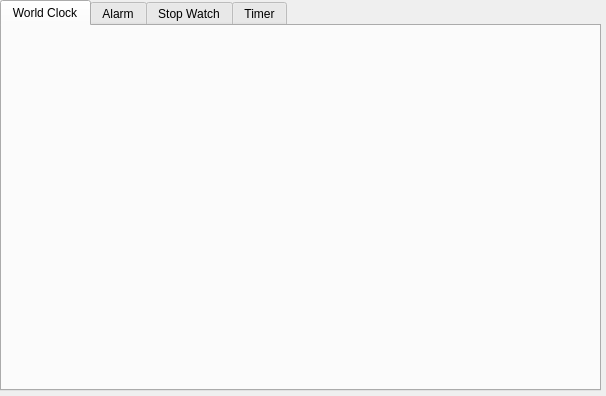
Qt form Assignment-25/main_window.ui (DanialNavari/Python) before a commit.
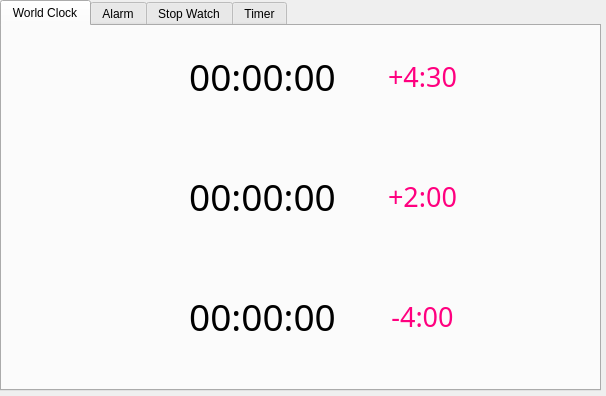
The same form after that commit. The open tabs and pages were chosen to show the change. Icons and pictures are not drawn.

Patch:
```diff
--- a/Assignment-25/main_window.ui
+++ b/Assignment-25/main_window.ui
@@ -42,6 +42,195 @@
      <attribute name="title">
       <string>World Clock</string>
      </attribute>
+     <widget class="QLabel" name="label">
+      <property name="geometry">
+       <rect>
+        <x>30</x>
+        <y>10</y>
+        <width>131</width>
+        <height>91</height>
+       </rect>
+      </property>
+      <property name="styleSheet">
+       <string notr="true">image: url(:/flag/image/ir.png);</string>
+      </property>
+      <property name="text">
+       <string/>
+      </property>
+     </widget>
+     <widget class="QLabel" name="label_2">
+      <property name="geometry">
+       <rect>
+        <x>30</x>
+        <y>130</y>
+        <width>131</width>
+        <height>91</height>
+       </rect>
+      </property>
+      <property name="styleSheet">
+       <string notr="true">image: url(:/flag/image/de.png);</string>
+      </property>
+      <property name="text">
+       <string/>
+      </property>
+     </widget>
+     <widget class="QLabel" name="label_3">
+      <property name="geometry">
+       <rect>
+        <x>30</x>
+        <y>250</y>
+        <width>131</width>
+        <height>91</height>
+       </rect>
+      </property>
+      <property name="styleSheet">
+       <string notr="true">image: url(:/flag/image/usa.png);</string>
+      </property>
+      <property name="text">
+       <string/>
+      </property>
+     </widget>
+     <widget class="QLabel" name="ir_time">
+      <property name="geometry">
+       <rect>
+        <x>180</x>
+        <y>30</y>
+        <width>161</width>
+        <height>41</height>
+       </rect>
+      </property>
+      <property name="font">
+       <font>
+        <family>Seven Segment</family>
+        <pointsize>28</pointsize>
+       </font>
+      </property>
+      <property name="text">
+       <string>00:00:00</string>
+      </property>
+      <property name="alignment">
+       <set>Qt::AlignCenter</set>
+      </property>
+     </widget>
+     <widget class="QLabel" name="usa_time">
+      <property name="geometry">
+       <rect>
+        <x>180</x>
+        <y>150</y>
+        <width>161</width>
+        <height>41</height>
+       </rect>
+      </property>
+      <property name="font">
+       <font>
+        <family>Seven Segment</family>
+        <pointsize>28</pointsize>
+       </font>
+      </property>
+      <property name="text">
+       <string>00:00:00</string>
+      </property>
+      <property name="alignment">
+       <set>Qt::AlignCenter</set>
+      </property>
+     </widget>
+     <widget class="QLabel" name="de_time">
+      <property name="geometry">
+       <rect>
+        <x>180</x>
+        <y>270</y>
+        <width>161</width>
+        <height>41</height>
+       </rect>
+      </property>
+      <property name="font">
+       <font>
+        <family>Seven Segment</family>
+        <pointsize>28</pointsize>
+       </font>
+      </property>
+      <property name="text">
+       <string>00:00:00</string>
+      </property>
+      <property name="alignment">
+       <set>Qt::AlignCenter</set>
+      </property>
+     </widget>
+     <widget class="QLabel" name="ir_time_2">
+      <property name="geometry">
+       <rect>
+        <x>340</x>
+        <y>30</y>
+        <width>161</width>
+        <height>41</height>
+       </rect>
+      </property>
+      <property name="font">
+       <font>
+        <family>Seven Segment</family>
+        <pointsize>20</pointsize>
+       </font>
+      </property>
+      <property name="styleSheet">
+       <string notr="true">color: rgb(255, 0, 127);</string>
+      </property>
+      <property name="text">
+       <string>+4:30</string>
+      </property>
+      <property name="alignment">
+       <set>Qt::AlignCenter</set>
+      </property>
+     </widget>
+     <widget class="QLabel" name="ir_time_3">
+      <property name="geometry">
+       <rect>
+        <x>340</x>
+        <y>150</y>
+        <width>161</width>
+        <height>41</height>
+       </rect>
+      </property>
+      <property name="font">
+       <font>
+        <family>Seven Segment</family>
+        <pointsize>20</pointsize>
+       </font>
+      </property>
+      <property name="styleSheet">
+       <string notr="true">color: rgb(255, 0, 127);</string>
+      </property>
+      <property name="text">
+       <string>+2:00</string>
+      </property>
+      <property name="alignment">
+       <set>Qt::AlignCenter</set>
+      </property>
+     </widget>
+     <widget class="QLabel" name="ir_time_4">
+      <property name="geometry">
+       <rect>
+        <x>340</x>
+        <y>270</y>
+        <width>161</width>
+        <height>41</height>
+       </rect>
+      </property>
+      <property name="font">
+       <font>
+        <family>Seven Segment</family>
+        <pointsize>20</pointsize>
+       </font>
+      </property>
+      <property name="styleSheet">
+       <string notr="true">color: rgb(255, 0, 127);</string>
+      </property>
+      <property name="text">
+       <string>-4:00</string>
+      </property>
+      <property name="alignment">
+       <set>Qt::AlignCenter</set>
+      </property>
+     </widget>
     </widget>
     <widget class="QWidget" name="tab_2">
      <attribute name="title">
```
Left out of the diff: 124 changed lines with no effect on the pictures.
